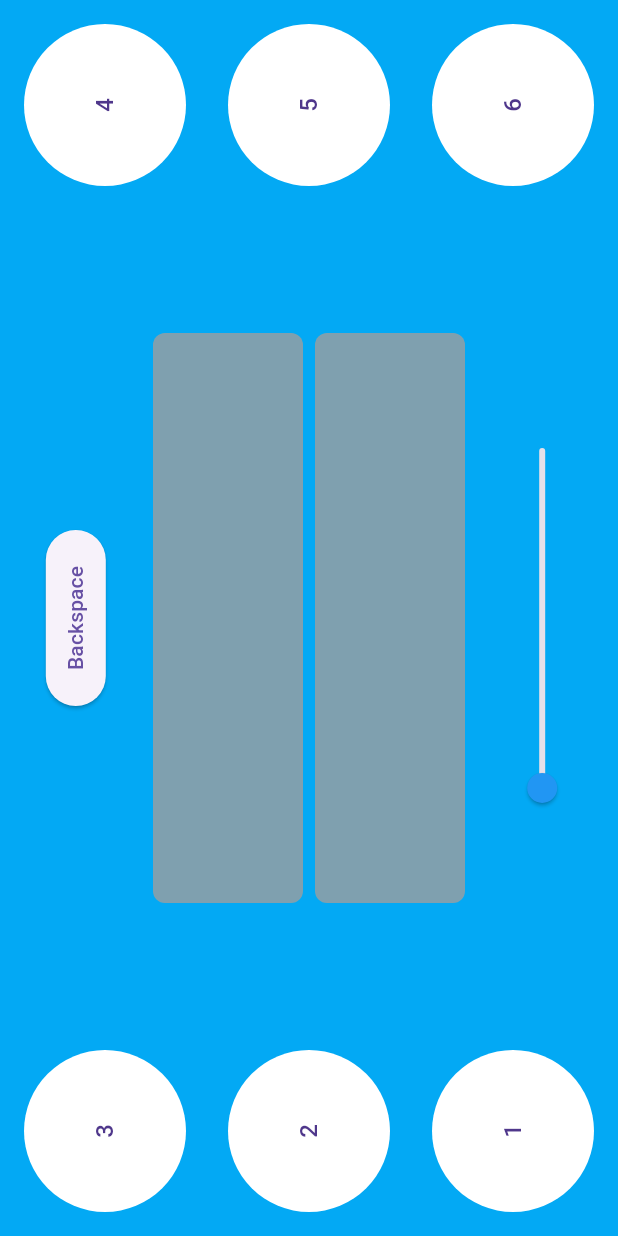
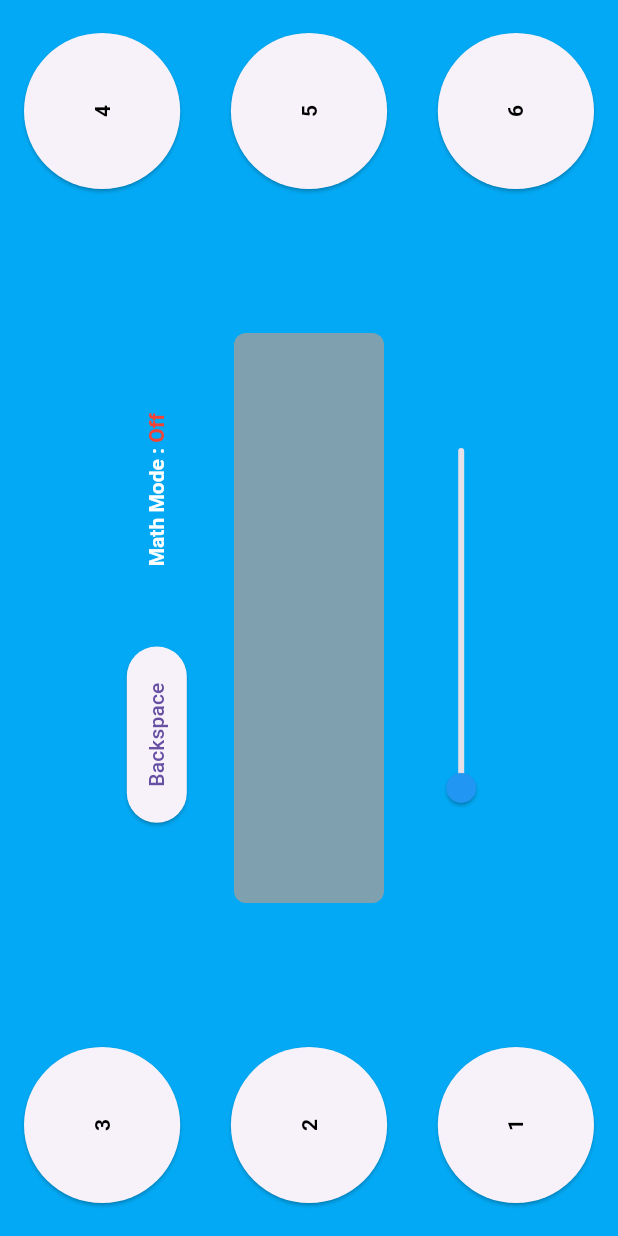
Before and after one commit to MauL08/BrailleApp, a Flutter app: the screen it shows after launch, after a tap on "Backspace", on a phone screen of 412 x 824 dp. Run offline on Flutter 3.47's test engine with Material 2 defaults, Android fonts, the phone set to English and light mode, and no system bars; our stand-ins replace flutter_tts, get, math_expressions.

Commit message:
finish compute basic math

```diff
--- a/lib/data/data.dart
+++ b/lib/data/data.dart
@@ -1,8 +1,15 @@
 class KeyData {
   Map<String, dynamic> data = {
     "100111": {"value1": "#", "value2": "\u283C"},
-    "010001": {"value1": "+", "value2": "\u2822"},
-    // "010000": {"value1": "1", "value2": "\u2813"},
+
+    // Math Expression
+    "010001": {"value1": "+", "value2": "\u2823"},
+    "100010": {"value1": "-", "value2": "\u2814"},
+    "001001": {"value1": "*", "value2": "\u2822"},
+    "100100": {"value1": "/", "value2": "\u280C"},
+    "020020": {"value1": "=", "value2": "\u2812"},
+
+    // Alphabet
     "001000": {"value1": "a", "value2": "\u2801"},
     "011000": {"value1": "b", "value2": "\u2803"},
     "001100": {"value1": "c", "value2": "\u2809"},
@@ -29,6 +36,5 @@ class KeyData {
     "101101": {"value1": "x", "value2": "\u282D"},
     "101111": {"value1": "y", "value2": "\u283D"},
     "101011": {"value1": "z", "value2": "\u2835"},
-    // "100101": {"value1": "#", "value2": "\u283C"},
   };
 }
--- a/lib/main.dart
+++ b/lib/main.dart
@@ -1,3 +1,5 @@
+import 'dart:developer';
+
 import 'package:braille_app/state.dart';
 import 'package:flutter/material.dart';
 import 'dart:math' as math;
@@ -64,42 +66,78 @@ class _MyHomePageState extends State<MyHomePage> {
                 Row(
                   mainAxisAlignment: MainAxisAlignment.spaceBetween,
                   children: [
-                    Transform.rotate(
-                      angle: -math.pi / 2,
-                      child: GestureDetector(
+                    GestureDetector(
+                      onDoubleTapDown: (_) {
+                        state.setInput(3, '2');
+                      },
                       onTapDown: (_) {
                         state.setInput(3, '1');
                       },
-                        child: const CircleAvatar(
-                          backgroundColor: Colors.white,
-                          radius: 54,
-                          child: Text('4'),
+                      child: ElevatedButton(
+                        style: ElevatedButton.styleFrom(
+                          shape: CircleBorder(),
+                          padding: EdgeInsets.all(48),
+                        ),
+                        onPressed: () {},
+                        child: Transform.rotate(
+                          angle: -math.pi / 2,
+                          child: Text(
+                            '4',
+                            style: TextStyle(
+                              fontWeight: FontWeight.bold,
+                              color: Colors.black,
                             ),
                           ),
                         ),
-                    Transform.rotate(
-                      angle: -math.pi / 2,
-                      child: GestureDetector(
+                      ),
+                    ),
+                    GestureDetector(
+                      onDoubleTapDown: (_) {
+                        state.setInput(4, '2');
+                      },
                       onTapDown: (_) {
                         state.setInput(4, '1');
                       },
-                        child: const CircleAvatar(
-                          backgroundColor: Colors.white,
-                          radius: 54,
-                          child: Text('5'),
+                      child: ElevatedButton(
+                        style: ElevatedButton.styleFrom(
+                          shape: CircleBorder(),
+                          padding: EdgeInsets.all(48),
+                        ),
+                        onPressed: () {},
+                        child: Transform.rotate(
+                          angle: -math.pi / 2,
+                          child: Text(
+                            '5',
+                            style: TextStyle(
+                              fontWeight: FontWeight.bold,
+                              color: Colors.black,
                             ),
                           ),
                         ),
-                    Transform.rotate(
-                      angle: -math.pi / 2,
-                      child: GestureDetector(
+                      ),
+                    ),
+                    GestureDetector(
+                      onDoubleTapDown: (_) {
+                        state.setInput(5, '2');
+                      },
                       onTapDown: (_) {
                         state.setInput(5, '1');
                       },
-                        child: const CircleAvatar(
-                          backgroundColor: Colors.white,
-                          radius: 54,
-                          child: Text('6'),
+                      child: ElevatedButton(
+                        style: ElevatedButton.styleFrom(
+                          shape: CircleBorder(),
+                          padding: EdgeInsets.all(48),
+                        ),
+                        onPressed: () {},
+                        child: Transform.rotate(
+                          angle: -math.pi / 2,
+                          child: Text(
+                            '6',
+                            style: TextStyle(
+                              fontWeight: FontWeight.bold,
+                              color: Colors.black,
+                            ),
+                          ),
                         ),
                       ),
                     ),
@@ -109,15 +147,68 @@ class _MyHomePageState extends State<MyHomePage> {
                   angle: -math.pi / 2,
                   child: Column(
                     children: [
+                      Row(
+                        mainAxisAlignment: MainAxisAlignment.spaceEvenly,
+                        children: [
                           ElevatedButton(
                             onPressed: () {
                               state.backSpace();
                             },
                             child: const Text('Backspace'),
                           ),
+                          RichText(
+                            text: TextSpan(children: [
+                              TextSpan(
+                                text: "Math Mode : ",
+                                style: TextStyle(
+                                  fontWeight: FontWeight.bold,
+                                ),
+                              ),
+                              TextSpan(
+                                text:
+                                    "${state.isCharNumber.value ? "On" : "Off"}",
+                                style: TextStyle(
+                                  fontWeight: FontWeight.bold,
+                                  color: state.isCharNumber.value
+                                      ? Colors.green.shade800
+                                      : Colors.red,
+                                ),
+                              )
+                            ]),
+                          ),
+                        ],
+                      ),
                       SizedBox(
                         height: MediaQuery.of(context).size.width / 15,
                       ),
+                      // // Container(
+                      // //   decoration: BoxDecoration(
+                      // //     borderRadius: BorderRadius.circular(8),
+                      // //     color: Colors.grey.withOpacity(0.8),
+                      // //   ),
+                      // //   padding: EdgeInsets.all(12),
+                      // //   width: MediaQuery.of(context).size.width,
+                      // //   height: 100,
+                      // //   child: Align(
+                      // //     alignment: Alignment.centerRight,
+                      // //     child: SingleChildScrollView(
+                      // //       reverse: true,
+                      // //       scrollDirection: Axis.horizontal,
+                      // //       child: Text(
+                      // //         state.brailleText.value,
+                      // //         style: const TextStyle(
+                      // //           fontSize: 36,
+                      // //           fontWeight: FontWeight.bold,
+                      // //           color: Colors.black,
+                      // //         ),
+                      // //         textAlign: TextAlign.right,
+                      // //       ),
+                      // //     ),
+                      // //   ),
+                      // // ),
+                      // SizedBox(
+                      //   height: 8,
+                      // ),
                       Container(
                           decoration: BoxDecoration(
                             borderRadius: BorderRadius.circular(8),
@@ -126,53 +217,22 @@ class _MyHomePageState extends State<MyHomePage> {
                           padding: EdgeInsets.all(12),
                           width: MediaQuery.of(context).size.width,
                           height: 100,
-                        child: Center(
+                          child: Align(
+                            alignment: Alignment.centerRight,
                             child: SingleChildScrollView(
+                              reverse: true,
+                              scrollDirection: Axis.horizontal,
                               child: Text(
-                              // keyOutput.isNotEmpty &&
-                              //         keyData.containsKey(keyOutput.join())
-                              //     ? keyData[keyOutput.join()]["txt1"]
-                              //     : "happy",
-                              // keyOutput.isNotEmpty ? keyOutput.join("") : "",
-                              state.brailleText.value,
-                              style: const TextStyle(
-                                fontSize: 36,
-                                fontWeight: FontWeight.bold,
-                                color: Colors.black,
-                              ),
-                            ),
-                          ),
-                        ),
-                      ),
-                      SizedBox(
-                        height: 8,
-                      ),
-                      Container(
-                        decoration: BoxDecoration(
-                          borderRadius: BorderRadius.circular(8),
-                          color: Colors.grey.withOpacity(0.8),
-                        ),
-                        padding: EdgeInsets.all(12),
-                        width: MediaQuery.of(context).size.width,
-                        height: 100,
-                        child: Center(
-                          child: SingleChildScrollView(
-                            child: Text(
-                              // keyOutput.isNotEmpty &&
-                              //         keyData.containsKey(keyOutput.join(""))
-                              //     ? keyData[keyOutput.join("")]["value1"]
-                              //     : "",
-                              // keyOutput.isNotEmpty ? keyOutput.join("") : "",
                                 state.charText.value,
                                 style: const TextStyle(
                                   fontSize: 36,
                                   fontWeight: FontWeight.bold,
                                   color: Colors.white,
                                 ),
+                                textAlign: TextAlign.right,
                               ),
                             ),
-                        ),
-                      ),
+                          )),
                       SizedBox(
                         height: MediaQuery.of(context).size.width / 15,
                       ),
@@ -187,7 +247,7 @@ class _MyHomePageState extends State<MyHomePage> {
                             setState(() {
                               if (value == 100) {
                                 _value = 0;
-                                state.resetBar();
+                                state.reset();
                               } else {
                                 _value = value;
                               }
@@ -201,42 +261,78 @@ class _MyHomePageState extends State<MyHomePage> {
                 Row(
                   mainAxisAlignment: MainAxisAlignment.spaceBetween,
                   children: [
-                    Transform.rotate(
-                      angle: -math.pi / 2,
-                      child: GestureDetector(
+                    GestureDetector(
+                      onDoubleTapDown: (_) {
+                        state.setInput(2, '2');
+                      },
                       onTapDown: (_) {
                         state.setInput(2, '1');
                       },
-                        child: const CircleAvatar(
-                          backgroundColor: Colors.white,
-                          radius: 54,
-                          child: Text('3'),
+                      child: ElevatedButton(
+                        style: ElevatedButton.styleFrom(
+                          shape: CircleBorder(),
+                          padding: EdgeInsets.all(48),
+                        ),
+                        onPressed: () {},
+                        child: Transform.rotate(
+                          angle: -math.pi / 2,
+                          child: Text(
+                            '3',
+                            style: TextStyle(
+                              fontWeight: FontWeight.bold,
+                              color: Colors.black,
                             ),
                           ),
                         ),
-                    Transform.rotate(
-                      angle: -math.pi / 2,
-                      child: GestureDetector(
+                      ),
+                    ),
+                    GestureDetector(
+                      onDoubleTapDown: (_) {
+                        state.setInput(1, '2');
+                      },
                       onTapDown: (_) {
                         state.setInput(1, '1');
                       },
-                        child: const CircleAvatar(
-                          backgroundColor: Colors.white,
-                          radius: 54,
-                          child: Text('2'),
+                      child: ElevatedButton(
+                        style: ElevatedButton.styleFrom(
+                          shape: CircleBorder(),
+                          padding: EdgeInsets.all(48),
+                        ),
+                        onPressed: () {},
+                        child: Transform.rotate(
+                          angle: -math.pi / 2,
+                          child: Text(
+                            '2',
+                            style: TextStyle(
+                              fontWeight: FontWeight.bold,
+                              color: Colors.black,
                             ),
                           ),
                         ),
-                    Transform.rotate(
-                      angle: -math.pi / 2,
-                      child: GestureDetector(
+                      ),
+                    ),
+                    GestureDetector(
+                      onDoubleTapDown: (_) {
+                        state.setInput(0, '2');
+                      },
                       onTapDown: (_) {
                         state.setInput(0, '1');
                       },
-                        child: const CircleAvatar(
-                          backgroundColor: Colors.white,
-                          radius: 54,
-                          child: Text('1'),
+                      child: ElevatedButton(
+                        style: ElevatedButton.styleFrom(
+                          shape: CircleBorder(),
+                          padding: EdgeInsets.all(48),
+                        ),
+                        onPressed: () {},
+                        child: Transform.rotate(
+                          angle: -math.pi / 2,
+                          child: Text(
+                            '1',
+                            style: TextStyle(
+                              fontWeight: FontWeight.bold,
+                              color: Colors.black,
+                            ),
+                          ),
                         ),
                       ),
                     ),
--- a/lib/state.dart
+++ b/lib/state.dart
@@ -1,6 +1,9 @@
+import 'dart:developer';
+
 import 'package:flutter_tts/flutter_tts.dart';
 import 'package:get/get.dart';
 import 'data/data.dart';
+import 'package:math_expressions/math_expressions.dart';
 
 class MainState {
   final FlutterTts tts = FlutterTts();
@@ -13,7 +16,9 @@ class MainState {
   RxString brailleText = ''.obs;
   RxString charText = ''.obs;
 
-  speak(String txt) async {
+  RxBool isCharNumber = false.obs;
+
+  void speak(String txt) async {
     await tts.setLanguage('id-ID');
     await tts.setPitch(1);
     await tts.speak(txt);
@@ -34,77 +39,25 @@ class MainState {
     }
     if (braillerOutput.isNotEmpty) {
       braillerOutput.removeLast();
-      brailleText.value = braillerOutput.join('');
+      brailleText.value = braillerOutput.join(' ');
     }
     speak(charText.value);
   }
 
-  void resetBar() {
+  void reset() {
     charText.value = "";
     brailleText.value = "";
-
     keyOutput.clear();
     braillerOutput.clear();
     resetInput();
     speak('');
   }
 
-  void execute() {
-    String kunci = inputControl.join();
-    if (dataset.data.containsKey(kunci)) {
-      String value1 = dataset.data[kunci]["value1"];
-      String value2 = dataset.data[kunci]["value2"];
+  void compute() {
+    String keyOutputText = keyOutput.join("");
+    String keyOutputText2 = braillerOutput.join(" ");
 
-      keyOutput.add(value1);
-      braillerOutput.add(value2);
-
-      computeChar();
-      computeBraille();
-
-      // Gabungan karakter Braille saat ini
-      // String combinedKey = keyOutput.join("");
-      // print(combinedKey);
-
-      // speak(keyOutput.join(txt1)); // Memanggil speak untuk txt1
-      // speak(keyOutput.join(txt2));
-
-      speak(charText.value);
-
-      resetInput();
-    }
-    resetInput();
-  }
-
-  //Untuk ngambil karakter braille buat ditampilin
-  void computeBraille() {
-    String keyOutputText = braillerOutput.join("");
-    // String txtGanjil = "";
-
-    // for (int i = 1; i < keyOutputText.length; i += 2) {
-    //   txtGanjil += keyOutputText[i];
-    // }
-
-    // if (keyData.containsKey("#")) {
-    //   txtGanjil = "#" + txtGanjil;
-    // }
-
-    brailleText.value = keyOutputText;
-  }
-
-  //Untuk ngambil angka awas buat ditampilin
-  void computeChar() {
-    String keyOutputText = keyOutput.join("");
-    String txtGenap = "";
-
-    for (int i = 0; i < keyOutputText.length; i += 2) {
-      txtGenap += keyOutputText[i];
-    }
-    // if (txtGenap.startsWith("#")) {
-    //   // Hapus karakter "#" dari awal txtGenap
-    //   txtGenap = txtGenap.substring(1);
-    if (txtGenap.contains("#")) {
-      txtGenap = txtGenap.replaceAll("#", "");
-      // Membuat peta pengubahan dari huruf ke angka
+    if (isCharNumber.value) {
       Map<String, String> letterToNumber = {
         "a": "1",
         "b": "2",
@@ -118,21 +71,65 @@ class MainState {
         "j": "10"
       };
 
-      // Menerjemahkan karakter berurutan ke dalam angka
       String translatedText = "";
-      for (int i = 0; i < txtGenap.length; i++) {
-        String currentChar = txtGenap[i];
+      for (int i = 0; i < keyOutputText.length; i++) {
+        String currentChar = keyOutputText[i];
         if (letterToNumber.containsKey(currentChar)) {
           translatedText += letterToNumber[currentChar]!;
         } else {
-          // Jika karakter tidak ditemukan dalam peta, biarkan seperti itu
           translatedText += currentChar;
         }
       }
 
+      brailleText.value = keyOutputText2;
       charText.value = translatedText;
+      speak(charText.value);
+      resetInput();
     } else {
+      brailleText.value = keyOutputText2;
       charText.value = keyOutputText;
+      speak(charText.value);
+      resetInput();
     }
   }
+
+  void mathResult() {
+    String finaluserinput = charText.value;
+
+    Parser p = Parser();
+    Expression exp = p.parse(finaluserinput);
+    ContextModel cm = ContextModel();
+    double eval = exp.evaluate(EvaluationType.REAL, cm);
+    keyOutput.clear();
+    charText.value = eval.toString();
+    speak(charText.value);
+    keyOutput.add(charText.value);
+  }
+
+  void execute() {
+    String kunci = inputControl.join();
+
+    if (dataset.data.containsKey(kunci)) {
+      String value1 = dataset.data[kunci]["value1"];
+      String value2 = dataset.data[kunci]["value2"];
+
+      keyOutput.add(value1);
+      braillerOutput.add(value2);
+
+      if (value1 == "#" && value2 == "\u283C") {
+        isCharNumber.value = !isCharNumber.value;
+
+        reset();
+        resetInput();
+      }
+
+      if (value1 == '=' && value2 == "\u2812") {
+        mathResult();
+        resetInput();
+      } else {
+        compute();
+      }
+    }
+    resetInput();
+  }
 }
--- a/pubspec.yaml
+++ b/pubspec.yaml
@@ -36,6 +36,7 @@ dependencies:
   cupertino_icons: ^1.0.2
   flutter_tts: ^3.8.3
   get: ^4.6.6
+  math_expressions: ^2.4.0
 
 dev_dependencies:
   flutter_test:
```
Also changed, not shown: pubspec.lock, 2 other files. Lines whose indentation alone changed are shown as unchanged.
